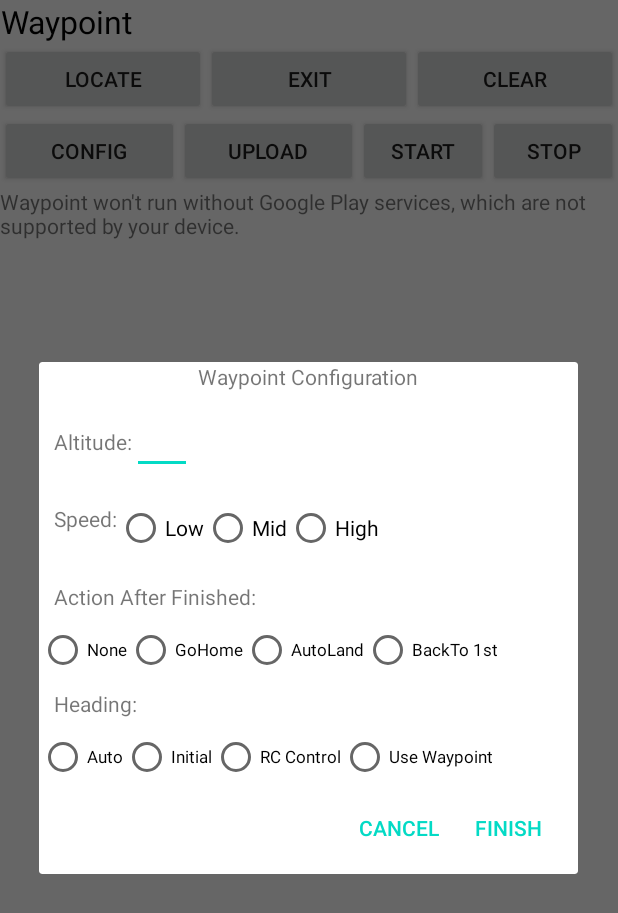
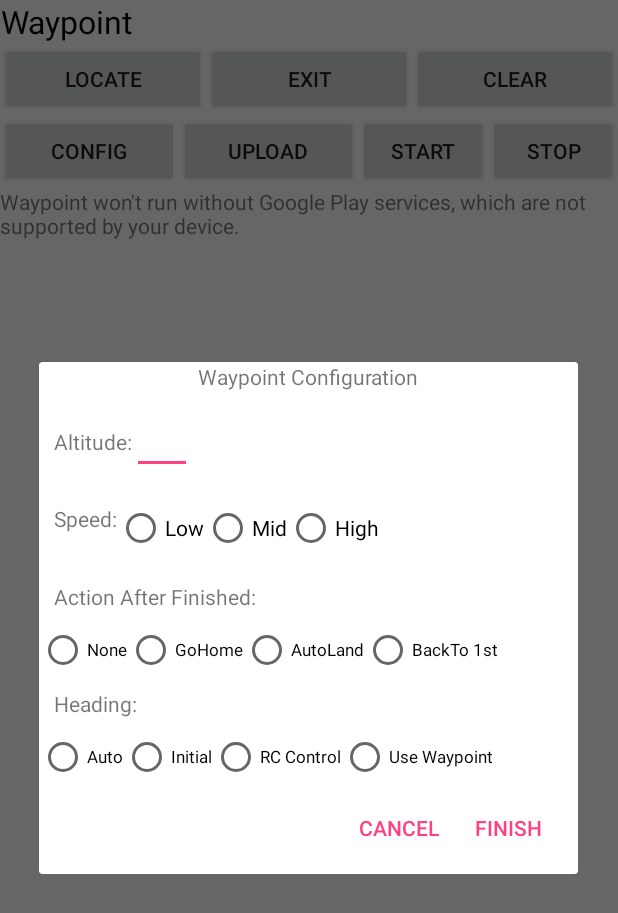
Before and after one commit to jazzathoth/DJI_Waypoint_App, an Android app: the MainActivity screen opened directly, with no data from a screen before it, after a tap on "CONFIG", on a phone screen of 412 x 824 dp. Shown: the top 913 px of the screen. Run offline under Robolectric (Android 15) with nearby library versions, the phone set to English and light mode, and no system bars; libraries missing offline, so code that uses them is left out: dji.common.error, dji.common.flightcontroller, dji.common.mission, dji.common.useraccount, dji.common.util and 6 more; 4 statements that could not run were skipped; 3 other taps on this screen came first.

Commit message:
fixing key linking

```diff
--- a/app/build.gradle
+++ b/app/build.gradle
@@ -16,6 +16,7 @@ android {
         buildConfigField("String", "GOOGLE_MAPS_KEY", apikeyProperties['GOOGLE_MAPS_KEY'])
         testInstrumentationRunner "androidx.test.runner.AndroidJUnitRunner"
         multiDexEnabled true
+        manifestPlaceholders = [googleMapsKey: apikeyProperties.GOOGLE_MAPS_KEY]
     }
 
     buildTypes {
--- a/app/src/main/res/values/colors.xml
+++ b/app/src/main/res/values/colors.xml
@@ -1,6 +1,9 @@
 <?xml version="1.0" encoding="utf-8"?>
 <resources>
-    <color name="colorPrimary">#6200EE</color>
-    <color name="colorPrimaryDark">#3700B3</color>
-    <color name="colorAccent">#03DAC5</color>
+
+    <color name="colorWhite">#FFFFFF</color>
+    <color name="colorBlack">#000000</color>
+    <color name="colorPrimary">#3F51B5</color>
+    <color name="colorPrimaryDark">#303F9F</color>
+    <color name="colorAccent">#FF4081</color>
 </resources>
```
Also changed, not shown: app/src/main/res/drawable-v24/round_btn.xml (added, +8 -0 lines), app/src/main/res/drawable/round_btn_disable.xml (added, +8 -0 lines), app/src/main/res/drawable/round_btn_normal.xml (added, +8 -0 lines), app/src/main/res/drawable/round_btn_pressed.xml (added, +8 -0 lines).
